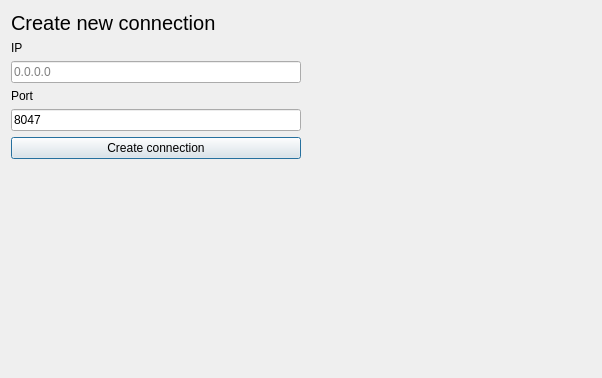
Old version of the form ui/connectionsettings.ui in the repository fearricepudding/ECUPWN_APP.
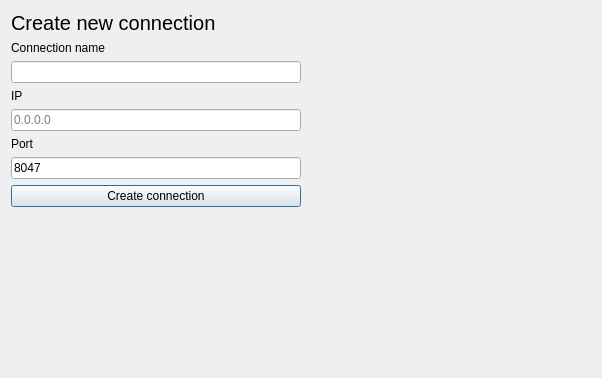
New version of the form.

Patch:
```diff
--- a/ui/connectionsettings.ui
+++ b/ui/connectionsettings.ui
@@ -30,6 +30,16 @@
        </item>
       </layout>
      </item>
+     <item>
+      <widget class="QLabel" name="label_4">
+       <property name="text">
+        <string>Connection name</string>
+       </property>
+      </widget>
+     </item>
+     <item>
+      <widget class="QLineEdit" name="name"/>
+     </item>
      <item>
       <widget class="QLabel" name="label_2">
        <property name="text">
```
